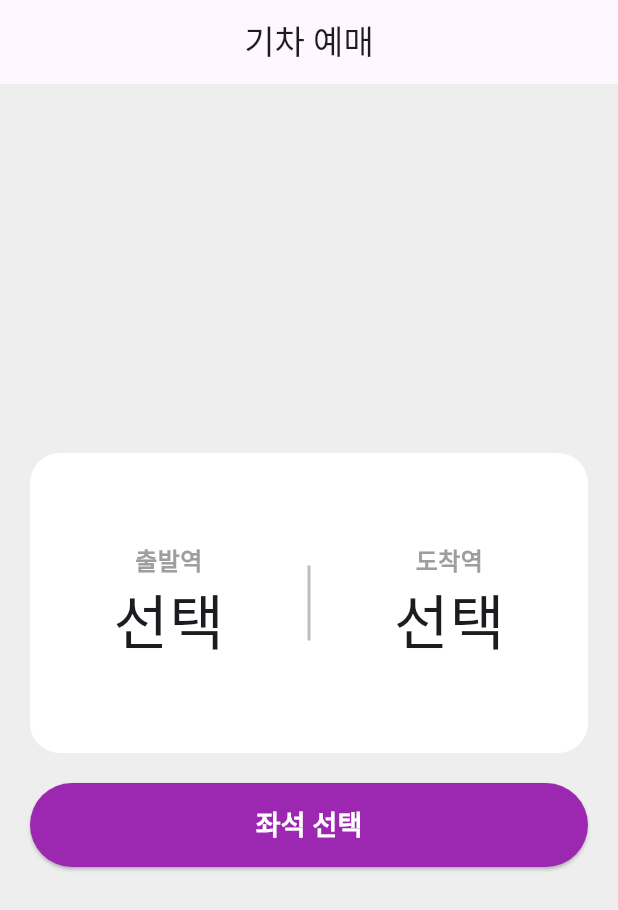
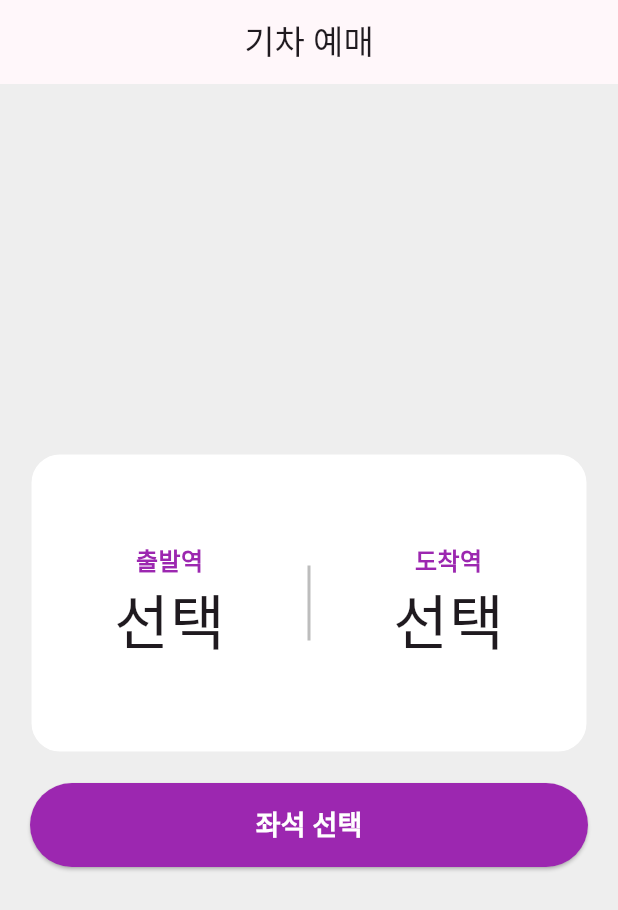
Before and after one commit to hyun471/assignment3_train_app, a Flutter app: the screen it shows after launch, on a phone screen of 412 x 824 dp. Shown: the top 910 px of the screen. Run offline on Flutter 3.47's test engine with Material 3 defaults, Android fonts, the phone set to English and light mode, and no system bars.

Commit message:
feat : 다크테마 적용 완료

```diff
--- a/lib/main.dart
+++ b/lib/main.dart
@@ -1,5 +1,6 @@
 import 'package:flutter/material.dart';
 import 'package:flutter_train_app/pages/home/home_page.dart';
+import 'package:flutter_train_app/theme.dart';
 
 void main() {
   runApp(const MyApp());
@@ -10,6 +11,10 @@ class MyApp extends StatelessWidget {
 
   @override
   Widget build(BuildContext context) {
-    return MaterialApp(home: HomePage());
+    return MaterialApp(
+        themeMode: ThemeMode.system,
+        theme: lightTheme,
+        darkTheme: darkTheme,
+        home: HomePage());
   }
 }
--- a/lib/pages/home/home_page.dart
+++ b/lib/pages/home/home_page.dart
@@ -30,7 +30,7 @@ class _HomePageState extends State<HomePage> {
       appBar: AppBar(
         title: Center(child: Text('기차 예매')),
       ),
-      backgroundColor: Colors.grey[200],
+      backgroundColor: Theme.of(context).focusColor,
       body: Padding(
         padding: const EdgeInsets.symmetric(horizontal: 20),
         child: Column(
@@ -39,9 +39,10 @@ class _HomePageState extends State<HomePage> {
             Container(
               height: 200,
               decoration: BoxDecoration(
-                color: Colors.white,
-                borderRadius: BorderRadius.circular(20),
-              ),
+                  color: Theme.of(context).hoverColor,
+                  borderRadius: BorderRadius.circular(20),
+                  border: Border.all(
+                      color: Theme.of(context).dividerColor)),
               child: Row(
                   mainAxisAlignment: MainAxisAlignment.center,
                   children: [
--- a/lib/pages/home/widgets/select_seat_button.dart
+++ b/lib/pages/home/widgets/select_seat_button.dart
@@ -13,8 +13,6 @@ class SelectSeatButton extends StatelessWidget {
       width: double.infinity,
       height: 56,
       child: ElevatedButton(
-          style: ElevatedButton.styleFrom(
-              backgroundColor: Colors.purple),
           onPressed: () {
             if (arrivalStation != '선택' &&
                 departureStation != '선택') {
@@ -32,7 +30,6 @@ class SelectSeatButton extends StatelessWidget {
           child: Text(
             '좌석 선택',
             style: TextStyle(
-              color: Colors.white,
               fontSize: 18,
               fontWeight: FontWeight.bold,
             ),
--- a/lib/pages/home/widgets/select_station_box.dart
+++ b/lib/pages/home/widgets/select_station_box.dart
@@ -21,7 +21,7 @@ class SelectStationBox extends StatelessWidget {
           stationLabel,
           style: TextStyle(
             fontSize: 16,
-            color: Colors.grey,
+            color: Theme.of(context).highlightColor,
             fontWeight: FontWeight.bold,
           ),
         ),
--- a/lib/pages/seat/widgets/bottom_button.dart
+++ b/lib/pages/seat/widgets/bottom_button.dart
@@ -12,7 +12,7 @@ class BottomButton extends StatelessWidget {
       height: 120,
       width: double.infinity,
       decoration: BoxDecoration(
-          color: Colors.white,
+          color: Theme.of(context).hoverColor,
           boxShadow: [
             BoxShadow(
                 color: Colors.grey[300]!,
@@ -36,8 +36,7 @@ class BottomButton extends StatelessWidget {
                       style: ElevatedButton.styleFrom(
                           shape: RoundedRectangleBorder(
                               borderRadius:
-                                  BorderRadius.circular(20)),
-                          backgroundColor: Colors.purple),
+                                  BorderRadius.circular(20))),
                       onPressed: () {
                         if (selectedRow == null &&
                             selectedCol == null) {
@@ -75,7 +74,6 @@ class BottomButton extends StatelessWidget {
                         style: TextStyle(
                           fontSize: 18,
                           fontWeight: FontWeight.bold,
-                          color: Colors.white,
                         ),
                       )),
                 ),
--- a/lib/pages/train_list/widgets/station_list.dart
+++ b/lib/pages/train_list/widgets/station_list.dart
@@ -21,7 +21,8 @@ class StationList extends StatelessWidget {
       decoration: BoxDecoration(
           border: Border(
               bottom: BorderSide(
-                  color: Colors.grey[300]!, width: 2))),
+                  color: Theme.of(context).dividerColor,
+                  width: 2))),
       child: Padding(
         padding: const EdgeInsets.symmetric(horizontal: 20),
         child: Column(
--- /dev/null
+++ b/lib/theme.dart
@@ -0,0 +1,32 @@
+import 'package:flutter/material.dart';
+
+final lightTheme = ThemeData(
+    colorScheme: ColorScheme.fromSeed(
+      seedColor: Colors.purple,
+      brightness: Brightness.light,
+    ),
+    hoverColor: Colors.white,
+    dividerColor: Colors.grey[200],
+    highlightColor: Colors.purple,
+    focusColor: Colors.grey[200],
+    elevatedButtonTheme: ElevatedButtonThemeData(
+        style: ButtonStyle(
+      backgroundColor: WidgetStatePropertyAll(Colors.purple),
+      foregroundColor: WidgetStatePropertyAll(Colors.white),
+    )));
+
+final darkTheme = ThemeData(
+    colorScheme: ColorScheme.fromSeed(
+      seedColor: Colors.purple,
+      brightness: Brightness.dark,
+    ),
+    hoverColor: Colors.black,
+    dividerColor: Colors.grey[200],
+    highlightColor: Colors.purple[200],
+    focusColor: Colors.black,
+    elevatedButtonTheme: ElevatedButtonThemeData(
+        style: ButtonStyle(
+      backgroundColor:
+          WidgetStatePropertyAll(Colors.purple[200]),
+      foregroundColor: WidgetStatePropertyAll(Colors.white),
+    )));
```
Also changed, not shown: lib/pages/seat/seat_page.dart (+5 -3 lines), lib/pages/seat/widgets/seat_list.dart (+8 -7 lines).
